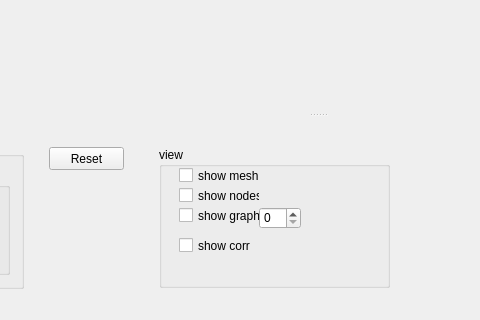
Above: dynamicfusionui.ui from dolphin-li/DynamicFusion before the change; both pictures show x 321 to 801 and y 549 to 869 of the 1278 by 869 pixel window. Below: the same form after it.
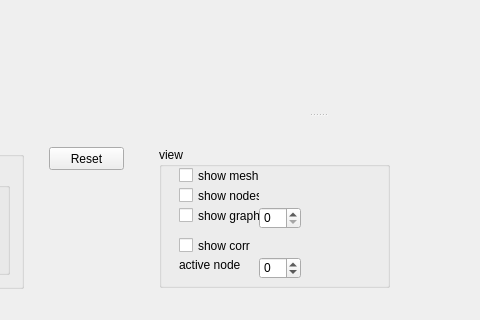
That is the form after the change. Custom widgets are drawn as their Qt base class.

Commit message: ui update: we can show node-weight as colors now.

What changed in the file:
```diff
--- a/dynamicfusionui.ui
+++ b/dynamicfusionui.ui
@@ -349,6 +349,35 @@
        <string>show corr</string>
       </property>
      </widget>
+     <widget class="QSpinBox" name="sbActiveNode">
+      <property name="geometry">
+       <rect>
+        <x>100</x>
+        <y>110</y>
+        <width>42</width>
+        <height>22</height>
+       </rect>
+      </property>
+      <property name="minimum">
+       <number>-1</number>
+      </property>
+      <property name="maximum">
+       <number>9999</number>
+      </property>
+     </widget>
+     <widget class="QLabel" name="label_2">
+      <property name="geometry">
+       <rect>
+        <x>20</x>
+        <y>110</y>
+        <width>61</width>
+        <height>16</height>
+       </rect>
+      </property>
+      <property name="text">
+       <string>active node</string>
+      </property>
+     </widget>
     </widget>
    </widget>
   </widget>
```
The commit also changes 11 other files.
